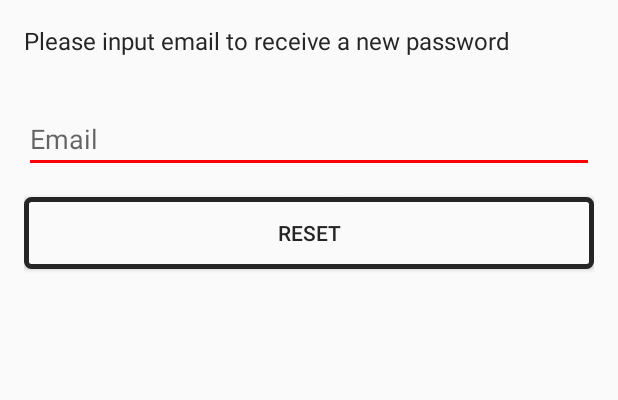
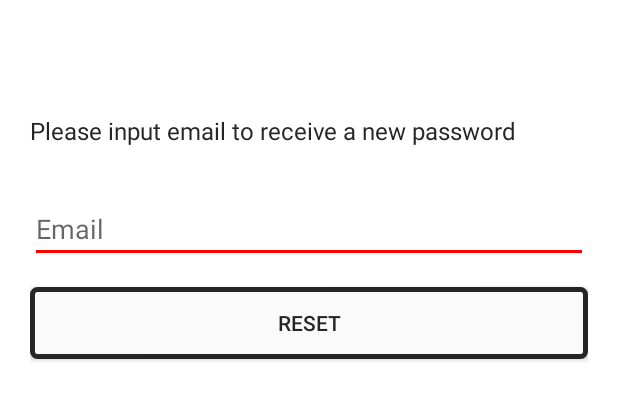
Before and after one commit to muoipt/FFM, an Android app: the layout activity_forgot_password.xml on its own in the app's theme, with its tools: preview values and no code run, on a phone screen of 412 x 824 dp. Shown: the top 400 px of the screen. Run offline under Robolectric (Android 15) with nearby library versions, the phone set to English and light mode, and no system bars.

Commit message:
updated v2

```diff
--- a/app/src/main/res/layout/activity_forgot_password.xml
+++ b/app/src/main/res/layout/activity_forgot_password.xml
@@ -1,11 +1,34 @@
 <?xml version="1.0" encoding="utf-8"?>
-<LinearLayout xmlns:android="http://schemas.android.com/apk/res/android"
+<android.support.constraint.ConstraintLayout xmlns:android="http://schemas.android.com/apk/res/android"
+    xmlns:app="http://schemas.android.com/apk/res-auto"
     xmlns:tools="http://schemas.android.com/tools"
     android:layout_width="match_parent"
     android:layout_height="match_parent"
+    tools:context="com.xalenmy.ffm.view.ForgotPasswordActivity">
+
+    <LinearLayout
+        android:layout_width="match_parent"
+        android:layout_height="match_parent"
+        android:background="@color/white_color"
+        android:orientation="vertical">
+
+        <android.support.v7.widget.Toolbar
+            android:id="@+id/forgot_password_toolbar"
+            android:layout_width="match_parent"
+            android:layout_height="wrap_content"
+            android:paddingTop="@dimen/dp_20"
+            app:layout_scrollFlags="scroll"
+            app:popupTheme="@style/AppTheme.PopupOverlay"
+            app:titleTextAppearance="@style/Toolbar.TitleText"
+            app:titleTextColor="@color/color_white" />
+
+
+        <LinearLayout
+            android:id="@+id/aboutContent"
+            android:layout_width="match_parent"
+            android:layout_height="match_parent"
             android:orientation="vertical"
-    android:padding="@dimen/text_margin"
-    tools:context="com.xalenmy.ffm.view.ForgotPasswordActivity">
+            android:padding="@dimen/dp_20">
 
             <TextView
                 android:layout_width="match_parent"
@@ -44,4 +67,10 @@
                 android:layout_height="wrap_content"
                 android:visibility="gone" />
 
+
         </LinearLayout>
+
+
+    </LinearLayout>
+
+</android.support.constraint.ConstraintLayout>
```
Lines whose indentation alone changed are shown as unchanged.
